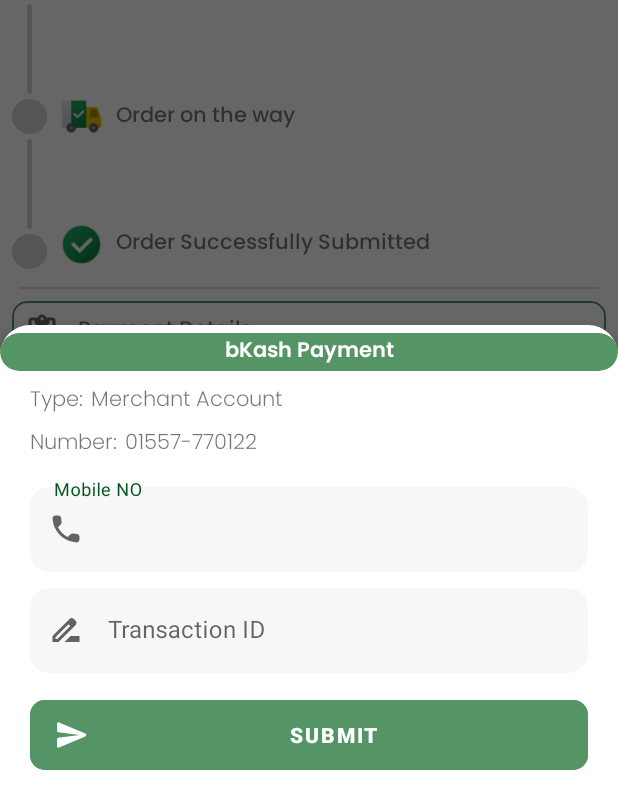
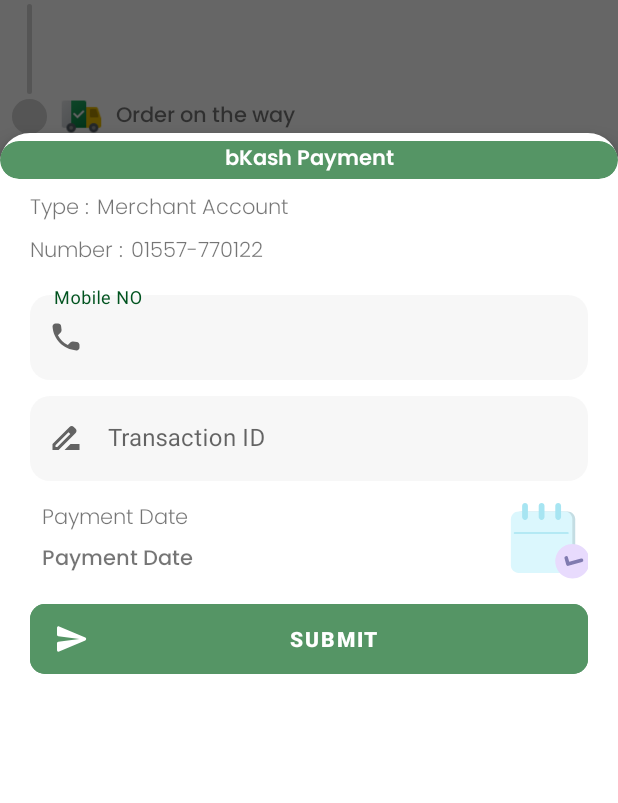
Before and after one commit to Ripat123/dubai2bd, an Android app: the order_info screen opened directly, with no data from a screen before it, after a tap on "BKASH", on a phone screen of 412 x 824 dp, the part 433-1236 px from its top. Run offline under Robolectric (Android 15) with nearby library versions, the phone set to English and light mode, and no system bars; our stand-ins replace Volley; libraries missing offline, so code that uses them is left out: com.aamarpay.library, com.basusingh.beautifulprogressdialog; network calls fail; Roboto replaces fonts that are not available here.

Commit message:
12/12/21

```diff
--- a/app/src/main/res/layout/activity_sh_cart.xml
+++ b/app/src/main/res/layout/activity_sh_cart.xml
@@ -102,8 +102,8 @@
 
                 <com.airbnb.lottie.LottieAnimationView
                     android:id="@+id/imageView2"
-                    android:layout_width="200dp"
-                    android:layout_height="150dp"
+                    android:layout_width="wrap_content"
+                    android:layout_height="wrap_content"
                     android:layout_marginBottom="8dp"
                     app:lottie_autoPlay="true"
                     app:lottie_loop="true"
--- a/app/src/main/res/layout/pay_layout.xml
+++ b/app/src/main/res/layout/pay_layout.xml
@@ -122,6 +122,59 @@
             android:selectAllOnFocus="true" />
     </com.google.android.material.textfield.TextInputLayout>
 
+    <com.google.android.material.card.MaterialCardView
+        android:id="@+id/date"
+        android:layout_width="0dp"
+        android:layout_height="wrap_content"
+        android:layout_marginTop="8dp"
+        android:layout_marginBottom="8dp"
+        android:clickable="true"
+        android:focusable="true"
+        android:foreground="@drawable/border_less_edit"
+        app:cardCornerRadius="10dp"
+        app:cardElevation="0dp"
+        app:layout_constraintBottom_toTopOf="@+id/submit_btn"
+        app:layout_constraintEnd_toEndOf="@+id/trans_lay"
+        app:layout_constraintStart_toStartOf="@+id/trans_lay"
+        app:layout_constraintTop_toBottomOf="@+id/trans_lay">
+        <androidx.constraintlayout.widget.ConstraintLayout
+            android:layout_width="match_parent"
+            android:layout_height="match_parent">
+
+            <com.airbnb.lottie.LottieAnimationView
+                android:layout_width="60dp"
+                android:layout_height="60dp"
+                app:layout_constraintBottom_toBottomOf="parent"
+                app:layout_constraintEnd_toEndOf="parent"
+                app:layout_constraintTop_toTopOf="parent"
+                app:lottie_autoPlay="true"
+                app:lottie_loop="true"
+                app:lottie_rawRes="@raw/date" />
+
+            <TextView
+                android:id="@+id/textView13"
+                android:layout_width="wrap_content"
+                android:layout_height="wrap_content"
+                android:layout_marginStart="8dp"
+                android:layout_marginTop="5dp"
+                android:fontFamily="@font/poppins_light"
+                android:text="@string/payment_date"
+                app:layout_constraintStart_toStartOf="parent"
+                app:layout_constraintTop_toTopOf="parent" />
+
+            <TextView
+                android:id="@+id/date_id"
+                android:layout_width="wrap_content"
+                android:layout_height="wrap_content"
+                android:layout_marginStart="8dp"
+                android:fontFamily="@font/poppins_medium"
+                android:text="@string/payment_date"
+                app:layout_constraintBottom_toBottomOf="parent"
+                app:layout_constraintStart_toStartOf="parent"
+                app:layout_constraintTop_toBottomOf="@+id/textView13" />
+        </androidx.constraintlayout.widget.ConstraintLayout>
+    </com.google.android.material.card.MaterialCardView>
+
     <com.google.android.material.button.MaterialButton
         android:id="@+id/submit_btn"
         style="@style/Widget.MaterialComponents.Button.UnelevatedButton"
--- a/app/src/main/res/values/strings.xml
+++ b/app/src/main/res/values/strings.xml
@@ -154,6 +154,7 @@
     <string name="contact_with_09642887766">Contact with 09642887766</string>
     <string name="bkash_payment">bKash Payment</string>
     <string name="submit">Submit</string>
-    <string name="type">Type:</string>
-    <string name="number">Number:</string>
+    <string name="type">Type :</string>
+    <string name="number">Number :</string>
+    <string name="payment_date">Payment Date</string>
 </resources>
```
Also changed, not shown: app/src/main/res/raw/date.json (added, +1 -0 lines).
